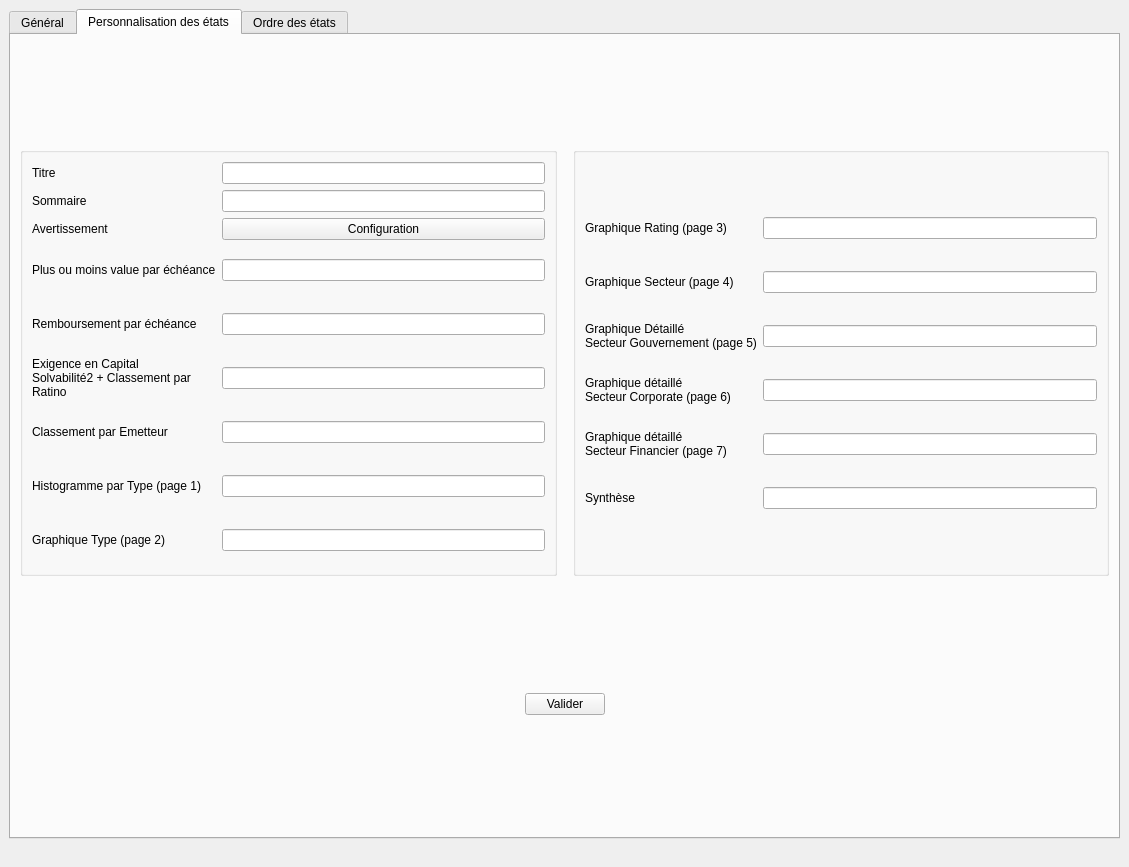
Above: Gestionnaires/GestionnaireEtat.ui from baptiste-pasquier/eurocorporate before the change. Below: the same form after it.
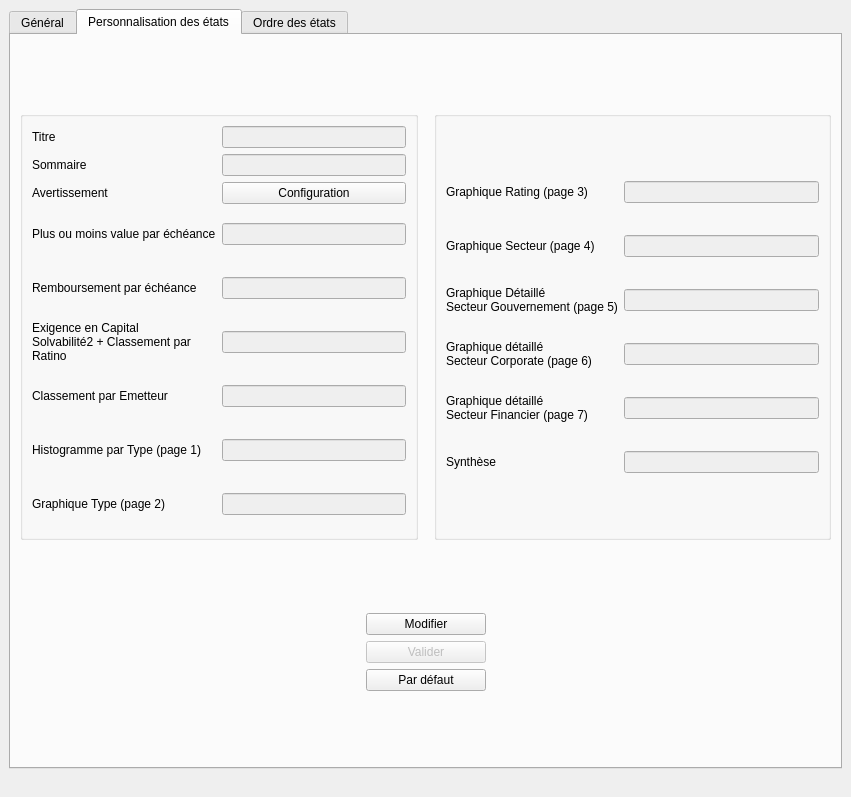
That is the form after the change. The open tabs and pages were chosen to show the change. Icons and pictures are not drawn.

```diff
--- a/Gestionnaires/GestionnaireEtat.ui
+++ b/Gestionnaires/GestionnaireEtat.ui
@@ -9,8 +9,8 @@
    <rect>
     <x>0</x>
     <y>0</y>
-    <width>1129</width>
-    <height>867</height>
+    <width>851</width>
+    <height>797</height>
    </rect>
   </property>
   <property name="windowTitle">
@@ -1149,7 +1149,11 @@
              <item>
               <layout class="QGridLayout" name="gridLayout_3">
                <item row="4" column="1">
-                <widget class="QLineEdit" name="lineEdit_2"/>
+                <widget class="QLineEdit" name="tb_echeancier">
+                 <property name="enabled">
+                  <bool>false</bool>
+                 </property>
+                </widget>
                </item>
                <item row="7" column="0">
                 <widget class="QLabel" name="label_8">
@@ -1165,7 +1169,11 @@
                 </widget>
                </item>
                <item row="8" column="1">
-                <widget class="QLineEdit" name="lineEdit_6"/>
+                <widget class="QLineEdit" name="tb_gType">
+                 <property name="enabled">
+                  <bool>false</bool>
+                 </property>
+                </widget>
                </item>
                <item row="6" column="0">
                 <widget class="QLabel" name="label_7">
@@ -1181,7 +1189,10 @@
                 </widget>
                </item>
                <item row="0" column="1">
-                <widget class="QLineEdit" name="lineEdit_26">
+                <widget class="QLineEdit" name="tb_titre">
+                 <property name="enabled">
+                  <bool>false</bool>
+                 </property>
                  <property name="sizePolicy">
                   <sizepolicy hsizetype="Expanding" vsizetype="Fixed">
                    <horstretch>0</horstretch>
@@ -1191,7 +1202,11 @@
                 </widget>
                </item>
                <item row="5" column="1">
-                <widget class="QLineEdit" name="lineEdit_3"/>
+                <widget class="QLineEdit" name="tb_exigence">
+                 <property name="enabled">
+                  <bool>false</bool>
+                 </property>
+                </widget>
                </item>
                <item row="5" column="0">
                 <widget class="QLabel" name="label_6">
@@ -1222,10 +1237,17 @@
                 </widget>
                </item>
                <item row="7" column="1">
-                <widget class="QLineEdit" name="lineEdit_5"/>
+                <widget class="QLineEdit" name="tb_histoType">
+                 <property name="enabled">
+                  <bool>false</bool>
+                 </property>
+                </widget>
                </item>
                <item row="1" column="1">
-                <widget class="QLineEdit" name="lineEdit_25">
+                <widget class="QLineEdit" name="tb_sommaire">
+                 <property name="enabled">
+                  <bool>false</bool>
+                 </property>
                  <property name="sizePolicy">
                   <sizepolicy hsizetype="Expanding" vsizetype="Fixed">
                    <horstretch>0</horstretch>
@@ -1235,7 +1257,11 @@
                 </widget>
                </item>
                <item row="6" column="1">
-                <widget class="QLineEdit" name="lineEdit_4"/>
+                <widget class="QLineEdit" name="tb_emetteur">
+                 <property name="enabled">
+                  <bool>false</bool>
+                 </property>
+                </widget>
                </item>
                <item row="8" column="0">
                 <widget class="QLabel" name="label_9">
@@ -1264,7 +1290,10 @@
                 </widget>
                </item>
                <item row="3" column="1">
-                <widget class="QLineEdit" name="lineEdit">
+                <widget class="QLineEdit" name="tb_echeplus">
+                 <property name="enabled">
+                  <bool>false</bool>
+                 </property>
                  <property name="sizePolicy">
                   <sizepolicy hsizetype="Expanding" vsizetype="Fixed">
                    <horstretch>0</horstretch>
@@ -1330,22 +1359,6 @@
             <layout class="QVBoxLayout" name="verticalLayout_6">
              <item>
               <layout class="QGridLayout" name="gridLayout_4">
-               <item row="0" column="0">
-                <widget class="QLabel" name="label_10">
-                 <property name="minimumSize">
-                  <size>
-                   <width>0</width>
-                   <height>48</height>
-                  </size>
-                 </property>
-                 <property name="text">
-                  <string>Graphique Rating (page 3)</string>
-                 </property>
-                </widget>
-               </item>
-               <item row="0" column="1">
-                <widget class="QLineEdit" name="lineEdit_7"/>
-               </item>
                <item row="1" column="0">
                 <widget class="QLabel" name="label_11">
                  <property name="minimumSize">
@@ -1359,8 +1372,53 @@
                  </property>
                 </widget>
                </item>
-               <item row="1" column="1">
-                <widget class="QLineEdit" name="lineEdit_8"/>
+               <item row="5" column="1">
+                <widget class="QLineEdit" name="tb_synthese">
+                 <property name="enabled">
+                  <bool>false</bool>
+                 </property>
+                </widget>
+               </item>
+               <item row="4" column="1">
+                <widget class="QLineEdit" name="tb_gFin">
+                 <property name="enabled">
+                  <bool>false</bool>
+                 </property>
+                </widget>
+               </item>
+               <item row="0" column="1">
+                <widget class="QLineEdit" name="tb_gRating">
+                 <property name="enabled">
+                  <bool>false</bool>
+                 </property>
+                </widget>
+               </item>
+               <item row="3" column="1">
+                <widget class="QLineEdit" name="tb_gCorp">
+                 <property name="enabled">
+                  <bool>false</bool>
+                 </property>
+                </widget>
+               </item>
+               <item row="0" column="0">
+                <widget class="QLabel" name="label_10">
+                 <property name="minimumSize">
+                  <size>
+                   <width>0</width>
+                   <height>48</height>
+                  </size>
+                 </property>
+                 <property name="text">
+                  <string>Graphique Rating (page 3)</string>
+                 </property>
+                </widget>
+               </item>
+               <item row="2" column="1">
+                <widget class="QLineEdit" name="tb_gGovnt">
+                 <property name="enabled">
+                  <bool>false</bool>
+                 </property>
+                </widget>
                </item>
                <item row="2" column="0">
                 <widget class="QLabel" name="label_12">
@@ -1376,9 +1434,6 @@
                  </property>
                 </widget>
                </item>
-               <item row="2" column="1">
-                <widget class="QLineEdit" name="lineEdit_9"/>
-               </item>
                <item row="3" column="0">
                 <widget class="QLabel" name="label_14">
                  <property name="minimumSize">
@@ -1393,9 +1448,6 @@
                  </property>
                 </widget>
                </item>
-               <item row="3" column="1">
-                <widget class="QLineEdit" name="lineEdit_10"/>
-               </item>
                <item row="4" column="0">
                 <widget class="QLabel" name="label_15">
                  <property name="minimumSize">
@@ -1410,9 +1462,6 @@
                  </property>
                 </widget>
                </item>
-               <item row="4" column="1">
-                <widget class="QLineEdit" name="lineEdit_11"/>
-               </item>
                <item row="5" column="0">
                 <widget class="QLabel" name="label_16">
                  <property name="minimumSize">
@@ -1426,8 +1475,12 @@
                  </property>
                 </widget>
                </item>
-               <item row="5" column="1">
-                <widget class="QLineEdit" name="lineEdit_12"/>
+               <item row="1" column="1">
+                <widget class="QLineEdit" name="tb_gSecteur">
+                 <property name="enabled">
+                  <bool>false</bool>
+                 </property>
+                </widget>
                </item>
               </layout>
              </item>
@@ -1444,13 +1497,13 @@
           <property name="sizeHint" stdset="0">
            <size>
             <width>20</width>
-            <height>111</height>
+            <height>40</height>
            </size>
           </property>
          </spacer>
         </item>
         <item>
-         <layout class="QHBoxLayout" name="horizontalLayout_6">
+         <layout class="QHBoxLayout" name="horizontalLayout_5">
           <item>
            <spacer name="horizontalSpacer_6">
             <property name="orientation">
@@ -1465,15 +1518,68 @@
            </spacer>
           </item>
           <item>
-           <widget class="QPushButton" name="pushButton">
-            <property name="text">
-             <string>Valider</string>
-            </property>
-            <property name="icon">
-             <iconset resource="../ressources.qrc">
-              <normaloff>:/ressources/img/checkmark-48.png</normaloff>:/ressources/img/checkmark-48.png</iconset>
-            </property>
-           </widget>
+           <layout class="QGridLayout" name="gridLayout_8">
+            <item row="2" column="0">
+             <widget class="QPushButton" name="btn_resetPerso">
+              <property name="minimumSize">
+               <size>
+                <width>120</width>
+                <height>0</height>
+               </size>
+              </property>
+              <property name="text">
+               <string>Par défaut</string>
+              </property>
+              <property name="icon">
+               <iconset resource="../ressources.qrc">
+                <normaloff>:/ressources/img/delete-48.png</normaloff>:/ressources/img/delete-48.png</iconset>
+              </property>
+              <property name="iconSize">
+               <size>
+                <width>30</width>
+                <height>30</height>
+               </size>
+              </property>
+             </widget>
+            </item>
+            <item row="1" column="0">
+             <widget class="QPushButton" name="btn_perso">
+              <property name="enabled">
+               <bool>false</bool>
+              </property>
+              <property name="text">
+               <string>Valider</string>
+              </property>
+              <property name="icon">
+               <iconset resource="../ressources.qrc">
+                <normaloff>:/ressources/img/checkmark-48.png</normaloff>:/ressources/img/checkmark-48.png</iconset>
+              </property>
+              <property name="iconSize">
+               <size>
+                <width>30</width>
+                <height>30</height>
+               </size>
+              </property>
+             </widget>
+            </item>
+            <item row="0" column="0">
+             <widget class="QPushButton" name="btn_modifPerso">
+              <property name="text">
+               <string>Modifier</string>
+              </property>
+              <property name="icon">
+               <iconset resource="../ressources.qrc">
+                <normaloff>:/ressources/img/edit-48.png</normaloff>:/ressources/img/edit-48.png</iconset>
+              </property>
+              <property name="iconSize">
+               <size>
+                <width>30</width>
+                <height>30</height>
+               </size>
+              </property>
+             </widget>
+            </item>
+           </layout>
           </item>
           <item>
            <spacer name="horizontalSpacer_7">
@@ -1498,7 +1604,7 @@
           <property name="sizeHint" stdset="0">
            <size>
             <width>20</width>
-            <height>113</height>
+            <height>40</height>
            </size>
           </property>
          </spacer>
@@ -1893,7 +1999,7 @@
          </spacer>
         </item>
         <item>
-         <layout class="QHBoxLayout" name="horizontalLayout_8">
+         <layout class="QHBoxLayout" name="horizontalLayout_6">
           <item>
            <spacer name="horizontalSpacer_8">
             <property name="orientation">
```
Left out of the diff: 131 changed lines with no effect on the pictures.
